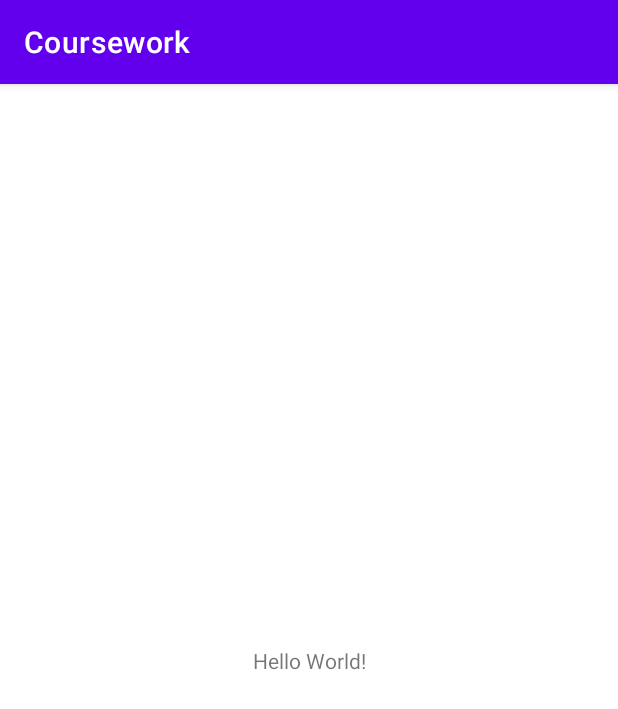
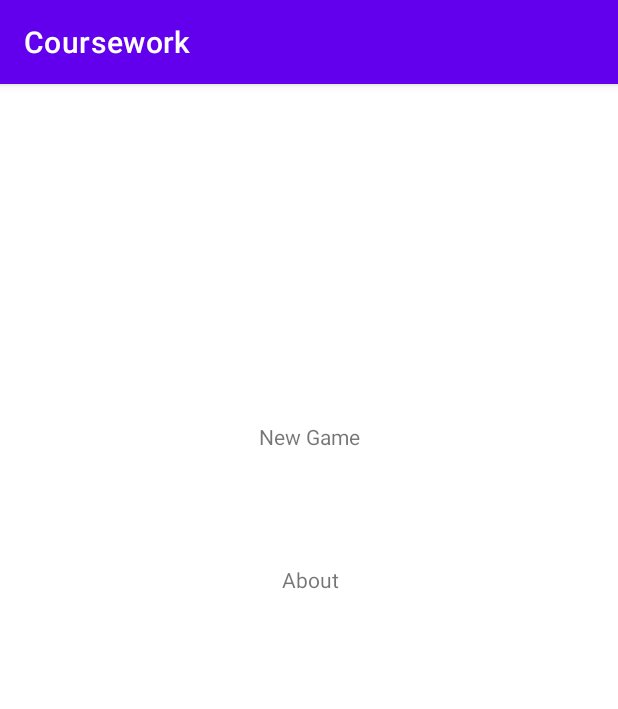
Before and after one commit to AbdallahRuski/Arithmetic_Quiz, an Android app: the screen it shows after launch (MainActivity), on a phone screen of 412 x 824 dp. Shown: the top 709 px of the screen. Run offline under Robolectric (Android 15) with nearby library versions, the phone set to English and light mode, and no system bars.

Commit message:
Added buttons

```diff
--- a/Coursework/app/src/main/res/layout/activity_main.xml
+++ b/Coursework/app/src/main/res/layout/activity_main.xml
@@ -7,12 +7,25 @@
     tools:context=".MainActivity">
 
     <TextView
+        android:id="@+id/textView"
         android:layout_width="wrap_content"
         android:layout_height="wrap_content"
-        android:text="Hello World!"
+        android:text="About"
+        app:layout_constraintBottom_toBottomOf="parent"
+        app:layout_constraintHorizontal_bias="0.502"
+        app:layout_constraintLeft_toLeftOf="parent"
+        app:layout_constraintRight_toRightOf="parent"
+        app:layout_constraintTop_toTopOf="parent"
+        app:layout_constraintVertical_bias="0.428" />
+
+    <TextView
+        android:layout_width="wrap_content"
+        android:layout_height="wrap_content"
+        android:text="New Game"
         app:layout_constraintBottom_toBottomOf="parent"
         app:layout_constraintLeft_toLeftOf="parent"
         app:layout_constraintRight_toRightOf="parent"
-        app:layout_constraintTop_toTopOf="parent" />
+        app:layout_constraintTop_toTopOf="parent"
+        app:layout_constraintVertical_bias="0.301" />
 
 </androidx.constraintlayout.widget.ConstraintLayout>
```
